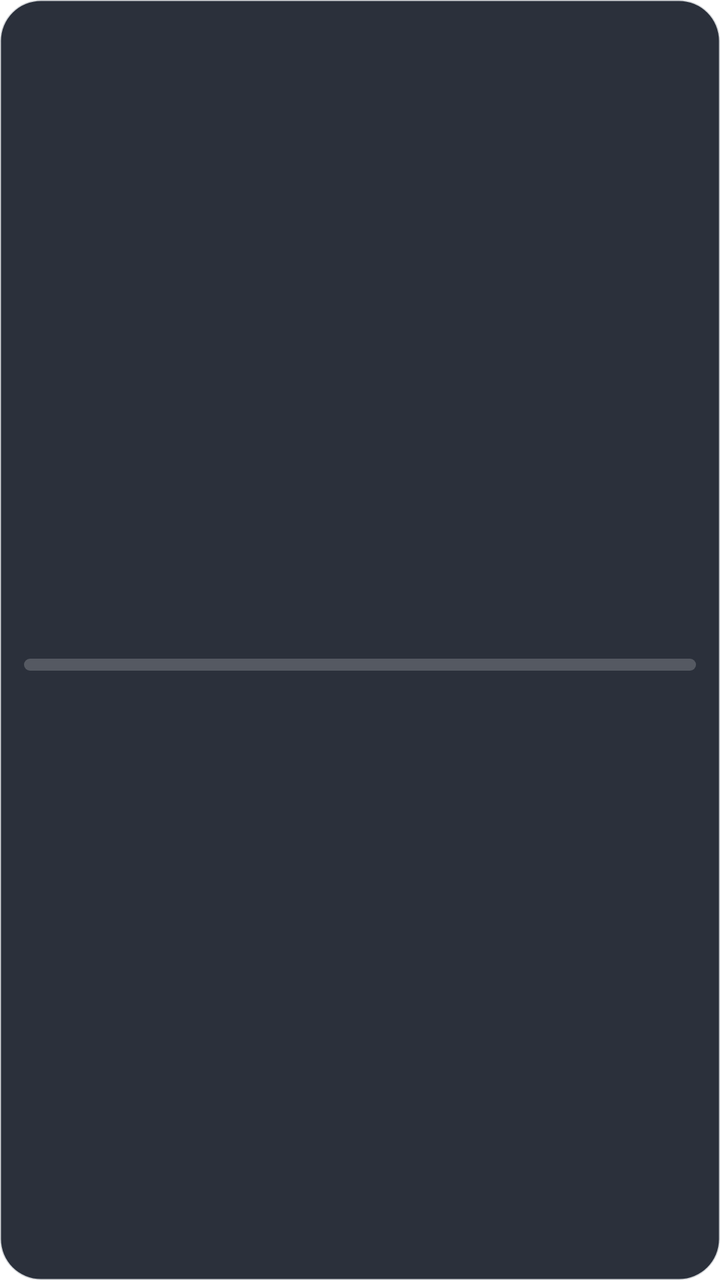
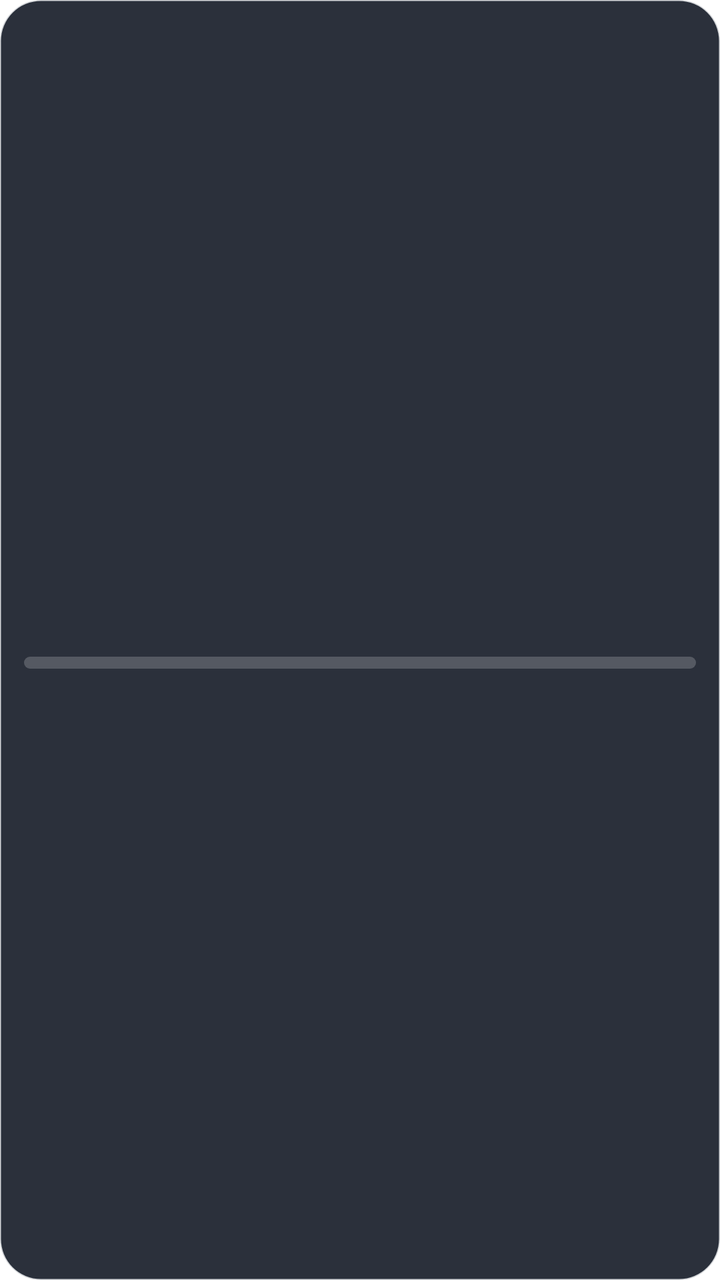

Screens rendered from an Android XML layout before and after an edit, with the pre-edit source and the edit as a unified diff.
<!-- AndroidManifest.xml: fallback theme Theme.MaterialComponents.DayNight.NoActionBar -->
<!-- res/layout/widget_service.xml -->
<?xml version="1.0" encoding="utf-8"?>
<LinearLayout xmlns:android="http://schemas.android.com/apk/res/android" android:id="@+id/root" android:layout_width="match_parent" android:layout_height="match_parent" android:orientation="vertical" android:gravity="center_vertical" android:padding="12dp" android:background="@drawable/widget_bg">
        <TextView android:id="@+id/cap" android:layout_width="wrap_content" android:layout_height="wrap_content" android:textSize="11sp" android:textColor="#AFC0D8" android:letterSpacing="0.08" android:maxLines="1" android:ellipsize="end" />
        <TextView android:id="@+id/value" android:layout_width="wrap_content" android:layout_height="wrap_content" android:textSize="15sp" android:textStyle="bold" android:textColor="#F5F7FA" android:maxLines="1" android:ellipsize="end" />
        <ProgressBar android:id="@+id/bar" style="?android:attr/progressBarStyleHorizontal" android:layout_width="match_parent" android:layout_height="6dp" android:layout_marginTop="6dp" android:max="100" android:progressDrawable="@drawable/widget_progress" />
        <TextView android:id="@+id/sub" android:layout_width="wrap_content" android:layout_height="wrap_content" android:textSize="12sp" android:textColor="#AFC0D8" android:maxLines="2" android:ellipsize="end" />
</LinearLayout>
<!-- resources referenced by this layout -->
<resources>
  <!-- drawable widget_bg (drawable) -->
  <?xml version="1.0" encoding="utf-8"?>
  <shape xmlns:android="http://schemas.android.com/apk/res/android" android:shape="rectangle">
      <solid android:color="#EE1C222D" />
      <corners android:radius="20dp" />
      <stroke android:width="1dp" android:color="#332C3442" />
  </shape>
  <!-- drawable widget_progress (drawable) -->
  <?xml version="1.0" encoding="utf-8"?>
  <layer-list xmlns:android="http://schemas.android.com/apk/res/android">
      <item android:id="@android:id/background">
          <shape><solid android:color="#33FFFFFF" /><corners android:radius="3dp" /></shape>
      </item>
      <item android:id="@android:id/progress">
          <clip><shape><solid android:color="#7FA6E6" /><corners android:radius="3dp" /></shape></clip>
      </item>
  </layer-list>
</resources>

<!-- the commit's change to res/layout/widget_service.xml (unified diff, before → after) -->
@@ -1,7 +1,7 @@
 <?xml version="1.0" encoding="utf-8"?>
-<LinearLayout xmlns:android="http://schemas.android.com/apk/res/android" android:id="@+id/root" android:layout_width="match_parent" android:layout_height="match_parent" android:orientation="vertical" android:gravity="center_vertical" android:padding="12dp" android:background="@drawable/widget_bg">
-        <TextView android:id="@+id/cap" android:layout_width="wrap_content" android:layout_height="wrap_content" android:textSize="11sp" android:textColor="#AFC0D8" android:letterSpacing="0.08" android:maxLines="1" android:ellipsize="end" />
-        <TextView android:id="@+id/value" android:layout_width="wrap_content" android:layout_height="wrap_content" android:textSize="15sp" android:textStyle="bold" android:textColor="#F5F7FA" android:maxLines="1" android:ellipsize="end" />
+<LinearLayout xmlns:android="http://schemas.android.com/apk/res/android" android:id="@+id/root" android:layout_width="match_parent" android:layout_height="match_parent" android:orientation="vertical" android:gravity="center_vertical" android:paddingStart="12dp" android:paddingEnd="12dp" android:paddingTop="8dp" android:paddingBottom="8dp" android:background="@drawable/widget_bg">
+        <TextView android:includeFontPadding="false" android:id="@+id/cap" android:layout_width="wrap_content" android:layout_height="wrap_content" android:textSize="11sp" android:textColor="#AFC0D8" android:letterSpacing="0.08" android:maxLines="1" android:ellipsize="end" />
+        <TextView android:includeFontPadding="false" android:id="@+id/value" android:layout_width="wrap_content" android:layout_height="wrap_content" android:textSize="15sp" android:textStyle="bold" android:textColor="#F5F7FA" android:maxLines="2" android:ellipsize="end" />
         <ProgressBar android:id="@+id/bar" style="?android:attr/progressBarStyleHorizontal" android:layout_width="match_parent" android:layout_height="6dp" android:layout_marginTop="6dp" android:max="100" android:progressDrawable="@drawable/widget_progress" />
-        <TextView android:id="@+id/sub" android:layout_width="wrap_content" android:layout_height="wrap_content" android:textSize="12sp" android:textColor="#AFC0D8" android:maxLines="2" android:ellipsize="end" />
+        <TextView android:includeFontPadding="false" android:id="@+id/sub" android:layout_width="wrap_content" android:layout_height="wrap_content" android:textSize="12sp" android:textColor="#AFC0D8" android:maxLines="1" android:ellipsize="end" />
 </LinearLayout>
